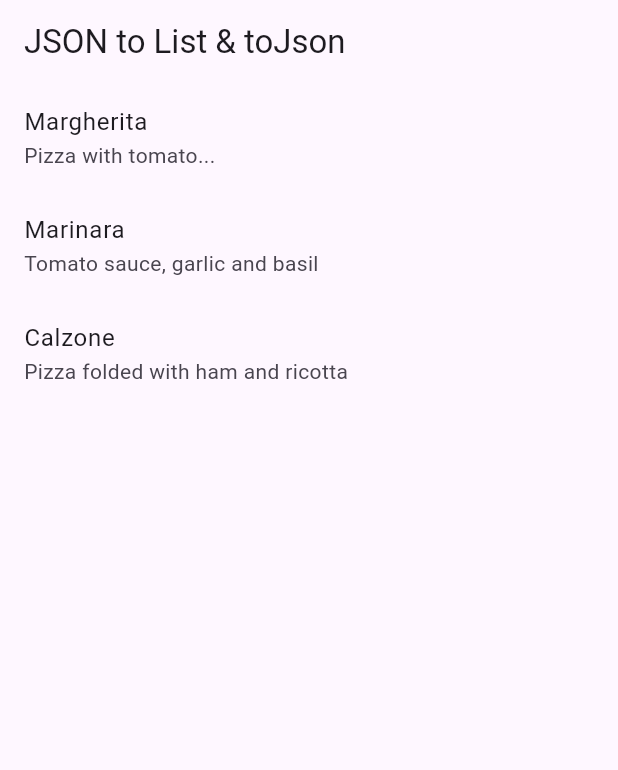
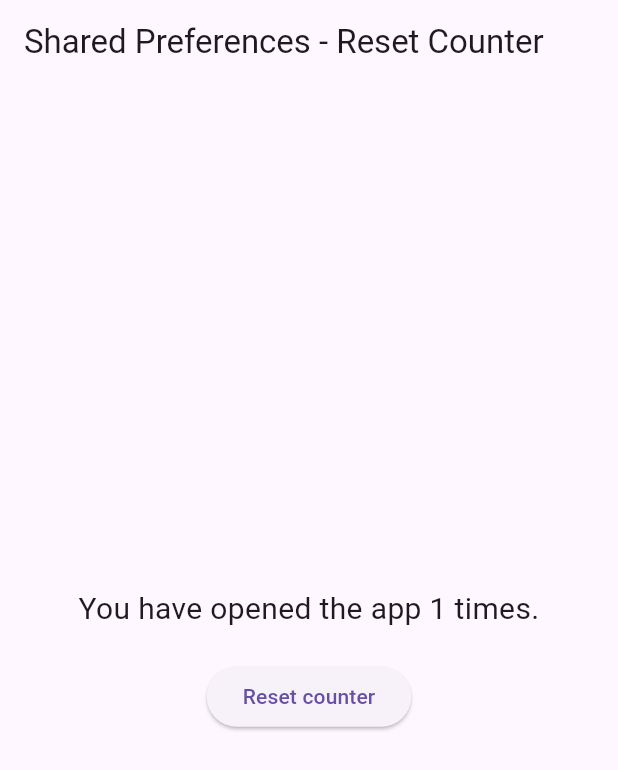
Before and after one commit to andrekurniawanunik/pertemuan_9, a Flutter app: the screen it shows after launch, on a phone screen of 412 x 824 dp. Shown: the top 770 px of the screen. Run offline on Flutter 3.47's test engine with Material 3 defaults, Android fonts, the phone set to English and light mode, and no system bars; our stand-ins replace shared_preferences.

Commit message:
Selesai Praktikum 2: Menghapus data dan tombol reset SharedPreferences

```diff
--- a/lib/main.dart
+++ b/lib/main.dart
@@ -1,18 +1,17 @@
-import 'dart:convert';
 import 'package:flutter/material.dart';
-import 'pizza.dart';
+import 'package:shared_preferences/shared_preferences.dart';
 
 void main() {
   runApp(const MyApp());
 }
 
 class MyApp extends StatelessWidget {
-  const MyApp({Key? key}) : super(key: key);
+  const MyApp({super.key});
 
   @override
   Widget build(BuildContext context) {
     return MaterialApp(
-      title: 'JSON Serializable',
+      title: 'Praktikum 2 - SharedPreferences',
       theme: ThemeData(
         primarySwatch: Colors.blue,
       ),
@@ -22,63 +21,66 @@ class MyApp extends StatelessWidget {
 }
 
 class MyHomePage extends StatefulWidget {
-  const MyHomePage({Key? key}) : super(key: key);
+  const MyHomePage({super.key});
 
   @override
   State<MyHomePage> createState() => _MyHomePageState();
 }
 
 class _MyHomePageState extends State<MyHomePage> {
-  List<Pizza> myPizzas = [];
+  int appCounter = 0;
 
   @override
   void initState() {
     super.initState();
-    readJsonFile().then((value) {
-      setState(() {
-        myPizzas = value;
-      });
-      String json = convertToJSON(myPizzas);
-      print(json);
+    readAndWritePreference();
+  }
+
+  Future<void> readAndWritePreference() async {
+    SharedPreferences prefs = await SharedPreferences.getInstance();
+    appCounter = prefs.getInt('appCounter') ?? 0;
+    appCounter++;
+    await prefs.setInt('appCounter', appCounter);
+    setState(() {
+      appCounter = appCounter;
     });
   }
 
-  String convertToJSON(List<Pizza> pizzas) {
-    return jsonEncode(
-      pizzas.map((pizza) => pizza.toJson()).toList(),
-    );
+  // Fungsi untuk menghapus/mereset data SharedPreferences[cite: 8]
+  Future<void> deletePreference() async {
+    SharedPreferences prefs = await SharedPreferences.getInstance();
+    await prefs.clear(); // Menghapus semua pasangan key-value[cite: 8]
+    setState(() {
+      appCounter = 0;
+    });
   }
 
   @override
   Widget build(BuildContext context) {
     return Scaffold(
       appBar: AppBar(
-        title: const Text('JSON to List & toJson'),
+        title: const Text('Shared Preferences - Reset Counter'),
       ),
-      body: ListView.builder(
-        itemCount: myPizzas.length,
-        itemBuilder: (context, index) {
-          return ListTile(
-            title: Text(myPizzas[index].pizzaName),
-            subtitle: Text(myPizzas[index].description),
-          );
-        },
+      body: Center(
+        child: Column(
+          mainAxisAlignment: MainAxisAlignment.center,
+          children: [
+            Text(
+              'You have opened the app $appCounter times.',
+              style: const TextStyle(fontSize: 20),
+              textAlign: TextAlign.center,
+            ),
+            const SizedBox(height: 20),
+            // Tombol Reset Counter[cite: 8]
+            ElevatedButton(
+              onPressed: () {
+                deletePreference();
+              },
+              child: const Text('Reset counter'),
+            ),
+          ],
+        ),
       ),
     );
   }
-
-  Future<List<Pizza>> readJsonFile() async {
-    String myString = await DefaultAssetBundle.of(context)
-        .loadString('assets/pizzalist.json');
-
-    List pizzaMapList = jsonDecode(myString);
-
-    List<Pizza> pizzas = [];
-    for (var pizza in pizzaMapList) {
-      Pizza myPizza = Pizza.fromJson(pizza);
-      pizzas.add(myPizza);
-    }
-
-    return pizzas;
-  }
 }
--- a/pubspec.yaml
+++ b/pubspec.yaml
@@ -34,6 +34,7 @@ dependencies:
   # The following adds the Cupertino Icons font to your application.
   # Use with the CupertinoIcons class for iOS style icons.
   cupertino_icons: ^1.0.8
+  shared_preferences: ^2.5.6
 
 dev_dependencies:
   flutter_test:
```
Also changed, not shown: pubspec.lock, 3 other files.
